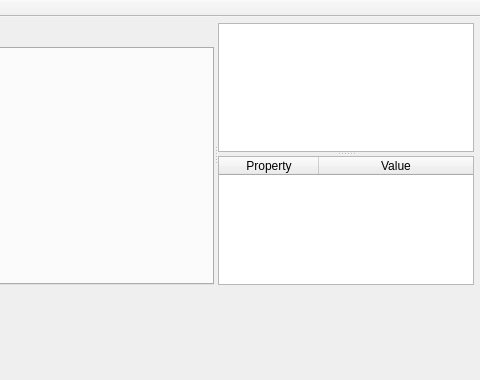
Before: the Qt Designer form ui/MainWindow.ui in kipr/kiss, drawn with Qt 5; both pictures show x 544 to 1024 and y 0 to 380 of the 1024 by 625 pixel window.
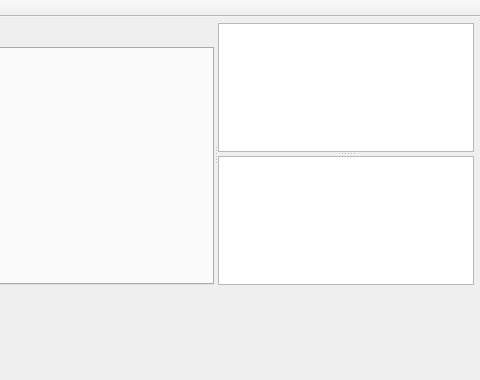
After: the same form once the commit is applied. Custom widgets are drawn as their Qt base class.

Commit message: Aesthetic improvements to info box

Diff of the .ui file:
```diff
--- a/ui/MainWindow.ui
+++ b/ui/MainWindow.ui
@@ -122,6 +122,11 @@
            </property>
           </widget>
           <widget class="kiss::widget::InfoBox" name="ui_infoBox">
+           <property name="font">
+            <font>
+             <pointsize>11</pointsize>
+            </font>
+           </property>
            <property name="lineWidth">
             <number>10</number>
            </property>
@@ -137,12 +142,15 @@
            <property name="cornerButtonEnabled">
             <bool>false</bool>
            </property>
-           <attribute name="horizontalHeaderStretchLastSection">
-            <bool>true</bool>
+           <attribute name="horizontalHeaderVisible">
+            <bool>false</bool>
            </attribute>
            <attribute name="verticalHeaderVisible">
             <bool>false</bool>
            </attribute>
+           <attribute name="verticalHeaderDefaultSectionSize">
+            <number>15</number>
+           </attribute>
            <column>
             <property name="text">
              <string>Property</string>
```
Left out of the diff: 11 changed lines with no effect on the pictures.
